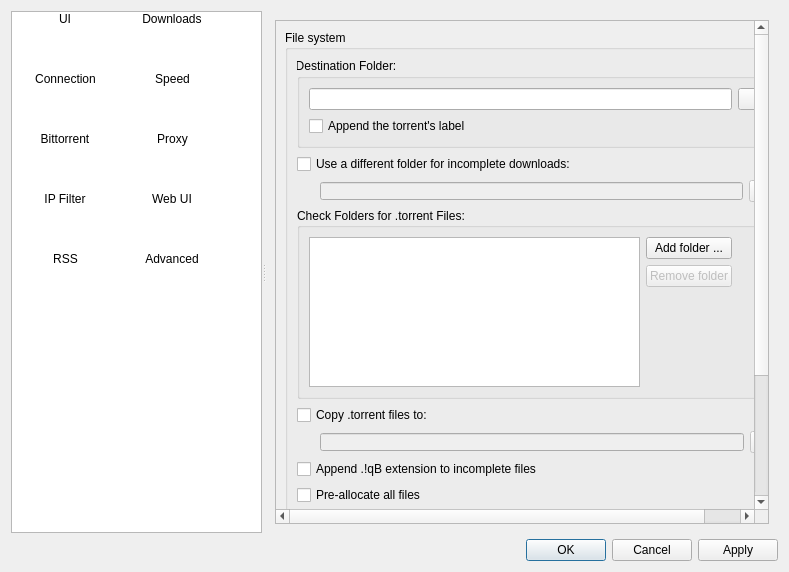
SysAdminDoc/qBittorrent-Vanced, file src/ui/options.ui: the form before one commit.
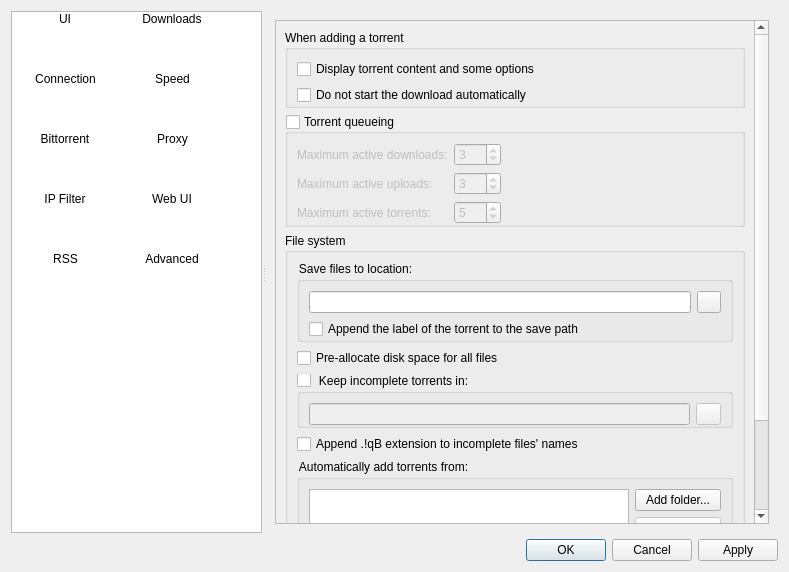
The form after the commit. The open tabs and pages were chosen to show the change. Icons and pictures are not drawn.

Commit message: Still improving program options

What changed in the file:
```diff
--- a/src/ui/options.ui
+++ b/src/ui/options.ui
@@ -539,11 +539,137 @@
             <rect>
              <x>0</x>
              <y>0</y>
-             <width>632</width>
-             <height>686</height>
+             <width>506</width>
+             <height>630</height>
             </rect>
            </property>
-           <layout class="QVBoxLayout" name="verticalLayout_17">
+           <layout class="QVBoxLayout" name="verticalLayout">
+            <item>
+             <widget class="QGroupBox" name="torrentAdditionBox">
+              <property name="sizePolicy">
+               <sizepolicy hsizetype="Expanding" vsizetype="Preferred">
+                <horstretch>0</horstretch>
+                <verstretch>0</verstretch>
+               </sizepolicy>
+              </property>
+              <property name="title">
+               <string>When adding a torrent</string>
+              </property>
+              <layout class="QGridLayout" name="gridLayout_5">
+               <property name="bottomMargin">
+                <number>0</number>
+               </property>
+               <item row="0" column="0" colspan="2">
+                <widget class="QCheckBox" name="checkAdditionDialog">
+                 <property name="text">
+                  <string>Display torrent content and some options</string>
+                 </property>
+                 <property name="checked">
+                  <bool>false</bool>
+                 </property>
+                </widget>
+               </item>
+               <item row="1" column="0">
+                <widget class="QCheckBox" name="checkStartPaused">
+                 <property name="text">
+                  <string comment="The torrent will be added to download list in pause state">Do not start the download automatically</string>
+                 </property>
+                </widget>
+               </item>
+              </layout>
+             </widget>
+            </item>
+            <item>
+             <widget class="QGroupBox" name="checkEnableQueueing">
+              <property name="title">
+               <string>Torrent queueing</string>
+              </property>
+              <property name="checkable">
+               <bool>true</bool>
+              </property>
+              <property name="checked">
+               <bool>false</bool>
+              </property>
+              <layout class="QGridLayout" name="gridLayout_2">
+               <property name="bottomMargin">
+                <number>0</number>
+               </property>
+               <item row="0" column="0">
+                <widget class="QLabel" name="label_max_active_dl">
+                 <property name="text">
+                  <string>Maximum active downloads:</string>
+                 </property>
+                </widget>
+               </item>
+               <item row="0" column="1">
+                <widget class="QSpinBox" name="spinMaxActiveDownloads">
+                 <property name="minimum">
+                  <number>-1</number>
+                 </property>
+                 <property name="maximum">
+                  <number>999</number>
+                 </property>
+                 <property name="value">
+                  <number>3</number>
+                 </property>
+                </widget>
+               </item>
+               <item row="1" column="0">
+                <widget class="QLabel" name="label_max_active_up">
+                 <property name="text">
+                  <string>Maximum active uploads:</string>
+                 </property>
+                </widget>
+               </item>
+               <item row="1" column="1">
+                <widget class="QSpinBox" name="spinMaxActiveUploads">
+                 <property name="minimum">
+                  <number>-1</number>
+                 </property>
+                 <property name="maximum">
+                  <number>999</number>
+                 </property>
+                 <property name="value">
+                  <number>3</number>
+                 </property>
+                </widget>
+               </item>
+               <item row="2" column="0">
+                <widget class="QLabel" name="maxActiveTorrents_lbl">
+                 <property name="text">
+                  <string>Maximum active torrents:</string>
+                 </property>
+                </widget>
+               </item>
+               <item row="2" column="1">
+                <widget class="QSpinBox" name="spinMaxActiveTorrents">
+                 <property name="minimum">
+                  <number>-1</number>
+                 </property>
+                 <property name="maximum">
+                  <number>999</number>
+                 </property>
+                 <property name="value">
+                  <number>5</number>
+                 </property>
+                </widget>
+               </item>
+               <item row="1" column="2">
+                <spacer name="horizontalSpacer_2">
+                 <property name="orientation">
+                  <enum>Qt::Horizontal</enum>
+                 </property>
+                 <property name="sizeHint" stdset="0">
+                  <size>
+                   <width>40</width>
+                   <height>20</height>
+                  </size>
+                 </property>
+                </spacer>
+               </item>
+              </layout>
+             </widget>
+            </item>
             <item>
              <widget class="QGroupBox" name="fileSystemBox">
               <property name="sizePolicy">
@@ -556,25 +682,37 @@
                <string>File system</string>
               </property>
               <layout class="QVBoxLayout" name="verticalLayout_25">
+               <property name="bottomMargin">
+                <number>0</number>
+               </property>
                <item>
                 <widget class="QGroupBox" name="groupBox_3">
                  <property name="styleSheet">
-                  <string>QGroupBox::title {
+                  <string notr="true">QGroupBox::title {
 font-weight: normal;
-margin-left: -3px;
+margin-left: 0px;
 }
 QGroupBox {
   border-width: 0;
 }</string>
                  </property>
                  <property name="title">
-                  <string>Destination Folder:</string>
+                  <string>Save files to location:</string>
                  </property>
                  <layout class="QVBoxLayout" name="verticalLayout_26">
+                  <property name="bottomMargin">
+                   <number>0</number>
+                  </property>
                   <item>
                    <layout class="QHBoxLayout" name="horizontalLayout_10">
                     <item>
                      <widget class="QLineEdit" name="textSavePath">
+                      <property name="sizePolicy">
+                       <sizepolicy hsizetype="Expanding" vsizetype="Fixed">
+                        <horstretch>0</horstretch>
+                        <verstretch>0</verstretch>
+                       </sizepolicy>
+                      </property>
                       <property name="text">
                        <string/>
                       </property>
@@ -608,7 +746,7 @@
                   <item>
                    <widget class="QCheckBox" name="checkAppendLabel">
                     <property name="text">
-                     <string>Append the torrent's label</string>
+                     <string>Append the label of the torrent to the save path</string>
                     </property>
                    </widget>
                   </item>
@@ -616,63 +754,93 @@
                 </widget>
                </item>
                <item>
-                <widget class="QCheckBox" name="checkTempFolder">
+                <widget class="QCheckBox" name="checkPreallocateAll">
                  <property name="text">
-                  <string>Use a different folder for incomplete downloads:</string>
+                  <string>Pre-allocate disk space for all files</string>
                  </property>
                 </widget>
                </item>
                <item>
-                <layout class="QHBoxLayout" name="horizontalLayout_7">
-                 <item>
-                  <widget class="QLineEdit" name="textTempPath">
-                   <property name="enabled">
-                    <bool>false</bool>
-                   </property>
-                   <property name="styleSheet">
-                    <string>QLineEdit {
-  margin-left: 23px;
+                <widget class="QGroupBox" name="checkTempFolder">
+                 <property name="styleSheet">
+                  <string notr="true">QGroupBox::title {
+font-weight: normal;
+margin-left: 0px;
+}
+QGroupBox {
+  border-width: 0;
 }</string>
-                   </property>
-                  </widget>
-                 </item>
-                 <item>
-                  <widget class="QToolButton" name="browseTempDirButton">
-                   <property name="enabled">
-                    <bool>false</bool>
-                   </property>
-                   <property name="sizePolicy">
-                    <sizepolicy hsizetype="Fixed" vsizetype="Fixed">
-                     <horstretch>25</horstretch>
-                     <verstretch>27</verstretch>
-                    </sizepolicy>
-                   </property>
-                   <property name="minimumSize">
-                    <size>
-                     <width>22</width>
-                     <height>22</height>
-                    </size>
-                   </property>
-                   <property name="maximumSize">
-                    <size>
-                     <width>25</width>
-                     <height>27</height>
-                    </size>
-                   </property>
-                   <property name="icon">
-                    <iconset resource="../icons.qrc">
-                     <normaloff>:/Icons/oxygen/browse.png</normaloff>:/Icons/oxygen/browse.png</iconset>
-                   </property>
-                  </widget>
-                 </item>
-                </layout>
+                 </property>
+                 <property name="title">
+                  <string>Keep incomplete torrents in:</string>
+                 </property>
+                 <property name="checkable">
+                  <bool>true</bool>
+                 </property>
+                 <property name="checked">
+                  <bool>false</bool>
+                 </property>
+                 <layout class="QGridLayout" name="gridLayout_3">
+                  <property name="bottomMargin">
+                   <number>0</number>
+                  </property>
+                  <item row="0" column="0">
+                   <widget class="QLineEdit" name="textTempPath"/>
+                  </item>
+                  <item row="0" column="1">
+                   <widget class="QToolButton" name="browseTempDirButton">
+                    <property name="sizePolicy">
+                     <sizepolicy hsizetype="Fixed" vsizetype="Fixed">
+                      <horstretch>25</horstretch>
+                      <verstretch>27</verstretch>
+                     </sizepolicy>
+                    </property>
+                    <property name="minimumSize">
+                     <size>
+                      <width>22</width>
+                      <height>22</height>
+                     </size>
+                    </property>
+                    <property name="maximumSize">
+                     <size>
+                      <width>25</width>
+                      <height>27</height>
+                     </size>
+                    </property>
+                    <property name="icon">
+                     <iconset resource="../icons.qrc">
+                      <normaloff>:/Icons/oxygen/browse.png</normaloff>:/Icons/oxygen/browse.png</iconset>
+                    </property>
+                   </widget>
+                  </item>
+                 </layout>
+                </widget>
+               </item>
+               <item>
+                <widget class="QCheckBox" name="checkAppendqB">
+                 <property name="text">
+                  <string>Append .!qB extension to incomplete files' names</string>
+                 </property>
+                </widget>
                </item>
                <item>
                 <widget class="QGroupBox" name="groupBox_2">
+                 <property name="styleSheet">
+                  <string notr="true">QGroupBox::title {
+font-weight: normal;
+margin-left: 0px;
+}
+QGroupBox {
+  border-width: 0;
+}</string>
+                 </property>
                  <property name="title">
-                  <string>Check Folders for .torrent Files:</string>
+                  <string>Automatically add torrents from:</string>
                  </property>
                  <layout class="QVBoxLayout" name="verticalLayout_38">
+                  <property name="bottomMargin">
+                   <number>0</number>
+                  </property>
                   <item>
                    <layout class="QHBoxLayout" name="horizontalLayout_16">
                     <item>
@@ -686,7 +854,7 @@
                       <property name="minimumSize">
                        <size>
                         <width>250</width>
-                        <height>150</height>
+                        <height>75</height>
                        </size>
                       </property>
                       <property name="selectionMode">
@@ -720,7 +888,7 @@
                       <item>
                        <widget class="QPushButton" name="addScanFolderButton">
                         <property name="text">
-                         <string>Add folder ...</string>
+                         <string>Add folder...</string>
                         </property>
                        </widget>
                       </item>
@@ -749,321 +917,76 @@
                       </item>
                      </layout>
                     </item>
-                    <item>
-                     <spacer>
-                      <property name="orientation">
-                       <enum>Qt::Horizontal</enum>
-                      </property>
-                      <property name="sizeType">
-                       <enum>QSizePolicy::Minimum</enum>
-                      </property>
-                      <property name="sizeHint" stdset="0">
-                       <size>
-                        <width>30</width>
-                        <height>20</height>
-                       </size>
-                      </property>
-                     </spacer>
-                    </item>
                    </layout>
                   </item>
                  </layout>
                 </widget>
                </item>
                <item>
-                <widget class="QCheckBox" name="checkExportDir">
-                 <property name="text">
+                <widget class="QGroupBox" name="checkExportDir">
+                 <property name="styleSheet">
+                  <string notr="true">QGroupBox::title {
+font-weight: normal;
+margin-left: 0px;
+}
+QGroupBox {
+  border-width: 0;
+}</string>
+                 </property>
+                 <property name="title">
                   <string>Copy .torrent files to:</string>
                  </property>
-                </widget>
-               </item>
-               <item>
-                <layout class="QHBoxLayout" name="horizontalLayout_15">
-                 <item>
-                  <widget class="QLineEdit" name="textExportDir">
-                   <property name="enabled">
-                    <bool>false</bool>
-                   </property>
-                   <property name="styleSheet">
-                    <string>QLineEdit {
-  margin-left: 23px;
-}</string>
-                   </property>
-                  </widget>
-                 </item>
-                 <item>
-                  <widget class="QToolButton" name="browseExportDirButton">
-                   <property name="enabled">
-                    <bool>false</bool>
-                   </property>
-                   <property name="minimumSize">
-                    <size>
-                     <width>22</width>
-                     <height>22</height>
-                    </size>
-                   </property>
-                   <property name="maximumSize">
-                    <size>
-                     <width>25</width>
-                     <height>27</height>
-                    </size>
-                   </property>
-                   <property name="icon">
-                    <iconset resource="../icons.qrc">
-                     <normaloff>:/Icons/oxygen/browse.png</normaloff>:/Icons/oxygen/browse.png</iconset>
-                   </property>
-                  </widget>
-                 </item>
-                </layout>
-               </item>
-               <item>
-                <widget class="QCheckBox" name="checkAppendqB">
-                 <property name="text">
-                  <string>Append .!qB extension to incomplete files</string>
+                 <property name="checkable">
+                  <bool>true</bool>
                  </property>
-                </widget>
-               </item>
-               <item>
-                <widget class="QCheckBox" name="checkPreallocateAll">
-                 <property name="text">
-                  <string>Pre-allocate all files</string>
+                 <property name="checked">
+                  <bool>false</bool>
                  </property>
+                 <layout class="QGridLayout" name="gridLayout_4">
+                  <property name="bottomMargin">
+                   <number>0</number>
+                  </property>
+                  <item row="0" column="0">
+                   <widget class="QLineEdit" name="textExportDir"/>
+                  </item>
+                  <item row="0" column="1">
+                   <widget class="QToolButton" name="browseExportDirButton">
+                    <property name="minimumSize">
+                     <size>
+                      <width>22</width>
+                      <height>22</height>
+                     </size>
+                    </property>
+                    <property name="maximumSize">
+                     <size>
+                      <width>25</width>
+                      <height>27</height>
+                     </size>
+                    </property>
+                    <property name="icon">
+                     <iconset resource="../icons.qrc">
+                      <normaloff>:/Icons/oxygen/browse.png</normaloff>:/Icons/oxygen/browse.png</iconset>
+                    </property>
+                   </widget>
+                  </item>
+                 </layout>
                 </widget>
                </item>
               </layout>
              </widget>
             </item>
             <item>
-             <layout class="QHBoxLayout" name="horizontalLayout_6">
-              <item>
-               <widget class="QGroupBox" name="groupQueueing">
-                <property name="title">
-                 <string>Torrent queueing</string>
-                </property>
-                <layout class="QVBoxLayout" name="verticalLayout">
-                 <item>
-                  <widget class="QCheckBox" name="checkEnableQueueing">
-                   <property name="text">
-                    <string>Enable queueing system</string>
-                   </property>
-                  </widget>
-                 </item>
-                 <item>
-                  <layout class="QHBoxLayout" name="_2">
-                   <item>
-                    <widget class="QLabel" name="label_max_active_dl">
-                     <property name="enabled">
-                      <bool>false</bool>
-                     </property>
-                     <property name="text">
-                      <string>Maximum active downloads:</string>
-                     </property>
-                    </widget>
-                   </item>
-                   <item>
-                    <spacer name="horizontalSpacer_7">
-                     <property name="orientation">
-                      <enum>Qt::Horizontal</enum>
-                     </property>
-                     <property name="sizeHint" stdset="0">
-                      <size>
-                       <width>40</width>
-                       <height>20</height>
-                      </size>
-                     </property>
-                    </spacer>
-                   </item>
-                   <item>
-                    <widget class="QSpinBox" name="spinMaxActiveDownloads">
-                     <property name="enabled">
-                      <bool>false</bool>
-                     </property>
-                     <property name="minimum">
-                      <number>-1</number>
-                     </property>
-                     <property name="maximum">
-                      <number>999</number>
-                     </property>
-                     <property name="value">
-                      <number>3</number>
-                     </property>
-                    </widget>
-                   </item>
-                  </layout>
-                 </item>
-                 <item>
-                  <layout class="QHBoxLayout" name="_6">
-                   <item>
-                    <widget class="QLabel" name="label_max_active_up">
-                     <property name="enabled">
-                      <bool>false</bool>
-                     </property>
-                     <property name="text">
-                      <string>Maximum active uploads:</string>
-                     </property>
-                    </widget>
-                   </item>
-                   <item>
-                    <spacer>
-                     <property name="orientation">
-                      <enum>Qt::Horizontal</enum>
-                     </property>
-                     <property name="sizeHint" stdset="0">
-                      <size>
-                       <width>40</width>
-                       <height>20</height>
-                      </size>
-                     </property>
-                    </spacer>
-                   </item>
-                   <item>
-                    <widget class="QSpinBox" name="spinMaxActiveUploads">
-                     <property name="enabled">
-                      <bool>false</bool>
-                     </property>
-                     <property name="minimum">
-                      <number>-1</number>
-                     </property>
-                     <property name="maximum">
-                      <number>999</number>
-                     </property>
-                     <property name="value">
-                      <number>3</number>
-                     </property>
-                    </widget>
-                   </item>
-                  </layout>
-                 </item>
-                 <item>
-                  <layout class="QHBoxLayout" name="_7">
-                   <item>
-                    <widget class="QLabel" name="maxActiveTorrents_lbl">
-                     <property name="enabled">
-                      <bool>false</bool>
-                     </property>
-                     <property name="text">
-                      <string>Maximum active torrents:</string>
-                     </property>
-                    </widget>
-                   </item>
-                   <item>
-                    <spacer>
-                     <property name="orientation">
-                      <enum>Qt::Horizontal</enum>
-                     </property>
-                     <property name="sizeHint" stdset="0">
-                      <size>
-                       <width>381</width>
-                       <height>20</height>
-                      </size>
-                     </property>
-                    </spacer>
-                   </item>
-                   <item>
-                    <widget class="QSpinBox" name="spinMaxActiveTorrents">
-                     <property name="enabled">
-                      <bool>false</bool>
-                     </property>
-                     <property name="minimum">
-                      <number>-1</number>
-                     </property>
-                     <property name="maximum">
-                      <number>999</number>
-                     </property>
-                     <property name="value">
-                      <number>5</number>
-                     </property>
-                    </widget>
-                   </item>
-                  </layout>
-                 </item>
-                </layout>
-               </widget>
-              </item>
-              <item>
-               <layout class="QVBoxLayout" name="verticalLayout_11">
-                <item>
-                 <widget class="QGroupBox" name="torrentAdditionBox">
-                  <property name="sizePolicy">
-                   <sizepolicy hsizetype="Expanding" vsizetype="Preferred">
-                    <horstretch>0</horstretch>
-                    <verstretch>0</verstretch>
-                   </sizepolicy>
-                  </property>
-                  <property name="title">
-                   <string>When adding a torrent</string>
-                  </property>
-                  <layout class="QVBoxLayout" name="verticalLayout_5">
-                   <item>
-                    <layout class="QHBoxLayout" name="horizontalLayout_4">
-                     <item>
-                      <widget class="QCheckBox" name="checkAdditionDialog">
-                       <property name="text">
-                        <string>Display torrent content and some options</string>
-                       </property>
-                       <property name="checked">
-                        <bool>false</bool>
-                       </property>
-                      </widget>
-                     </item>
-                     <item>
-                      <spacer name="horizontalSpacer_2">
-                       <property name="orientation">
-                        <enum>Qt::Horizontal</enum>
-                       </property>
-                       <property name="sizeHint" stdset="0">
-                        <size>
-                         <width>40</width>
-                         <height>20</height>
-                        </size>
-                       </property>
-                      </spacer>
-                     </item>
-                    </layout>
-                   </item>
-                   <item>
-                    <layout class="QHBoxLayout" name="horizontalLayout_5">
-                     <item>
-                      <widget class="QCheckBox" name="checkStartPaused">
-                       <property name="text">
-                        <string comment="The torrent will be added to download list in pause state">Do not start download automatically</string>
-                       </property>
-                      </widget>
-                     </item>
-                     <item>
-                      <spacer name="horizontalSpacer_3">
-                       <property name="orientation">
-                        <enum>Qt::Horizontal</enum>
-                       </property>
-                       <property name="sizeHint" stdset="0">
-                        <size>
-                         <width>40</width>
-                         <height>20</height>
-                        </size>
-                       </property>
-                      </spacer>
-                     </item>
-                    </layout>
-                   </item>
-                  </layout>
-                 </widget>
-                </item>
-                <item>
-                 <spacer name="verticalSpacer_5">
-                  <property name="orientation">
-                   <enum>Qt::Vertical</enum>
-                  </property>
-                  <property name="sizeHint" stdset="0">
-                   <size>
-                    <width>20</width>
-                    <height>40</height>
-                   </size>
-                  </property>
-                 </spacer>
-                </item>
-               </layout>
-              </item>
-             </layout>
+             <spacer name="verticalSpacer_5">
+              <property name="orientation">
+               <enum>Qt::Vertical</enum>
+              </property>
+              <property name="sizeHint" stdset="0">
+               <size>
+                <width>20</width>
+                <height>40</height>
+               </size>
+              </property>
+             </spacer>
             </item>
            </layout>
           </widget>
```
Left out of the diff: 1 changed line with no effect on the pictures. The commit also changes 2 other files.
